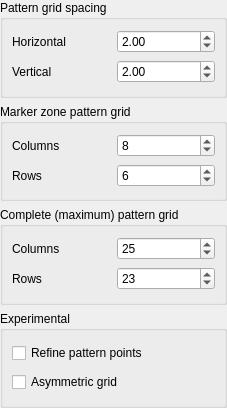
nikolaseu/neuvision, file lib/zcameracalibrator/finders/zringgrid/zringgridpatternfinderconfigwidget.ui: the form before one commit.
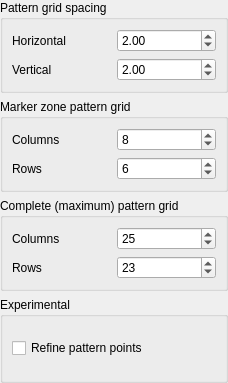
The form after the commit.

Commit message: Remove asymmetric grip option

Diff of the .ui file:
```diff
--- a/lib/zcameracalibrator/finders/zringgrid/zringgridpatternfinderconfigwidget.ui
+++ b/lib/zcameracalibrator/finders/zringgrid/zringgridpatternfinderconfigwidget.ui
@@ -6,8 +6,8 @@
    <rect>
     <x>0</x>
     <y>0</y>
-    <width>227</width>
-    <height>408</height>
+    <width>228</width>
+    <height>383</height>
    </rect>
   </property>
   <property name="windowTitle">
@@ -150,13 +150,6 @@
         </property>
        </widget>
       </item>
-      <item row="1" column="0">
-       <widget class="QCheckBox" name="asymmetricGridCheckBox">
-        <property name="text">
-         <string>Asymmetric grid</string>
-        </property>
-       </widget>
-      </item>
      </layout>
     </widget>
    </item>
```
The commit also changes 3 other files.
